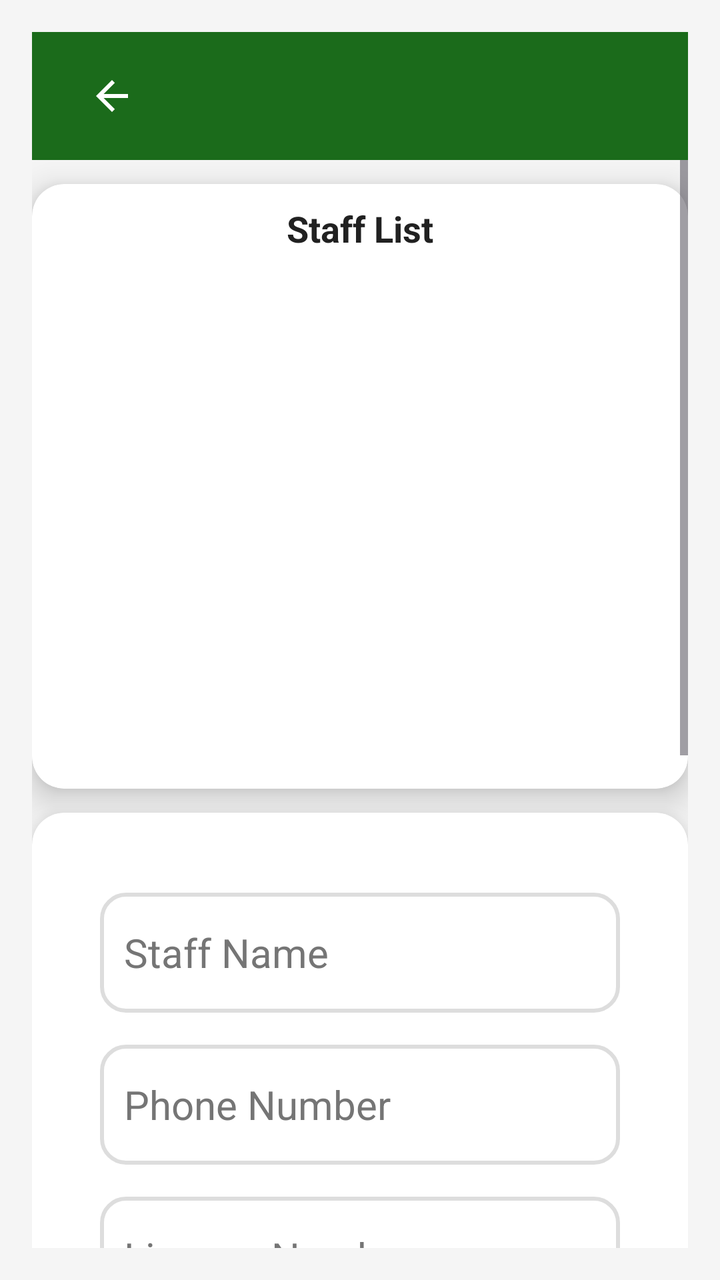
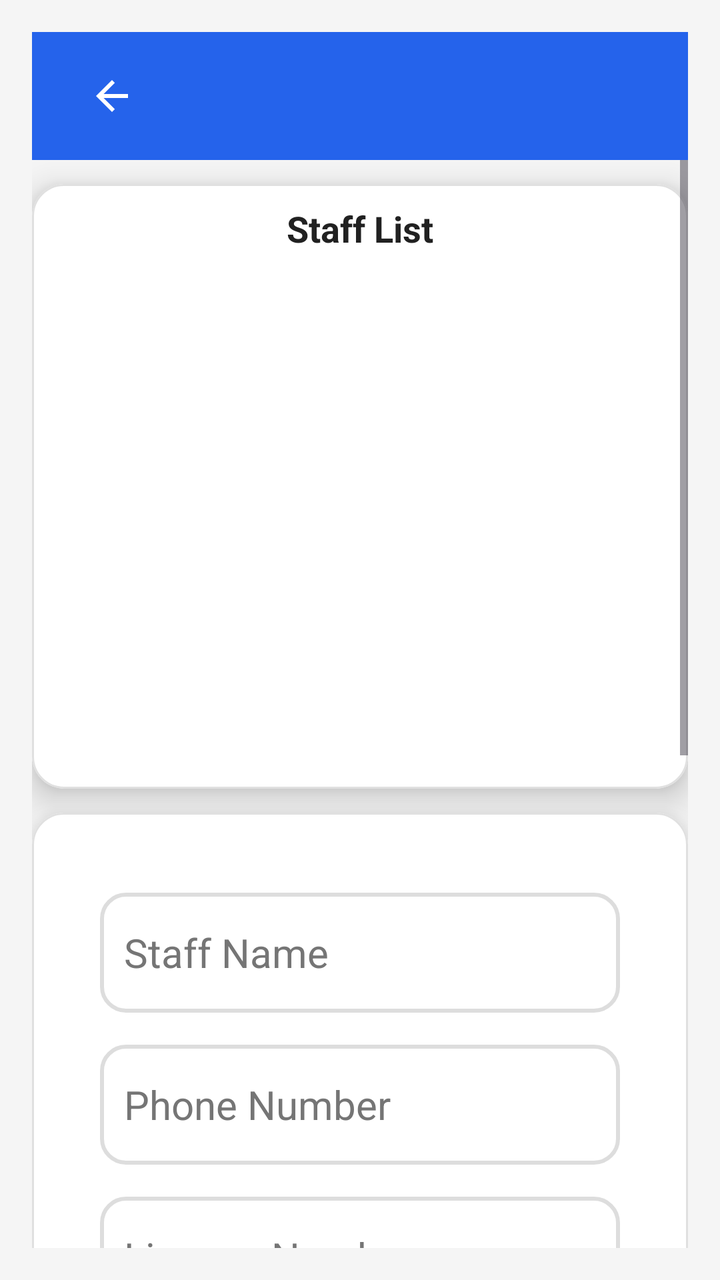

Before-and-after screenshots of an Android layout around one commit, followed by the original layout XML and the change that was made.
<!-- AndroidManifest.xml: application theme Theme.TransportApp -->
<!-- res/layout/activity_delete_staff.xml -->
<?xml version="1.0" encoding="utf-8"?>
<LinearLayout
    xmlns:android="http://schemas.android.com/apk/res/android"
    xmlns:app="http://schemas.android.com/apk/res-auto"
    android:layout_width="match_parent"
    android:layout_height="match_parent"
    android:orientation="vertical"
    android:background="@color/screen_background"
    android:padding="16dp">

    
    <include
        layout="@layout/toolbar"
        android:layout_width="match_parent"
        android:layout_height="?attr/actionBarSize" />

    
    <ScrollView
        android:layout_width="match_parent"
        android:layout_height="0dp"
        android:layout_weight="1"
        android:fillViewport="true">

        <LinearLayout
            android:layout_width="match_parent"
            android:layout_height="wrap_content"
            android:orientation="vertical">

            
            <com.google.android.material.card.MaterialCardView
                android:layout_width="match_parent"
                android:layout_height="wrap_content"
                android:layout_marginTop="12dp"
                android:backgroundTint="@color/surface"
                app:cardCornerRadius="16dp"
                app:cardElevation="10dp">

                <LinearLayout
                    android:layout_width="match_parent"
                    android:layout_height="wrap_content"
                    android:orientation="vertical"
                    android:padding="10dp">

                    <TextView
                        android:layout_width="wrap_content"
                        android:layout_height="wrap_content"
                        android:text="@string/staff_list"
                        android:textSize="18sp"
                        android:textStyle="bold"
                        android:textColor="@color/text_primary"
                        android:layout_gravity="center"
                        android:paddingBottom="8dp"/>

                    <androidx.recyclerview.widget.RecyclerView
                        android:id="@+id/driverRecyclerView"
                        android:layout_width="match_parent"
                        android:layout_height="250dp"
                        android:scrollbars="vertical"/>
                </LinearLayout>
            </com.google.android.material.card.MaterialCardView>

            
            <com.google.android.material.card.MaterialCardView
                android:layout_width="match_parent"
                android:layout_height="wrap_content"
                android:layout_marginTop="12dp"
                android:backgroundTint="@color/surface"
                app:cardCornerRadius="16dp"
                app:cardElevation="10dp">

                <LinearLayout
                    android:layout_width="match_parent"
                    android:layout_height="wrap_content"
                    android:orientation="vertical"
                    android:padding="24dp">

                    <EditText
                        android:id="@+id/driverNameInput"
                        android:layout_width="match_parent"
                        android:layout_height="60dp"
                        android:layout_marginTop="16dp"
                        android:layout_marginHorizontal="10dp"
                        android:background="@drawable/edittext_background"
                        android:hint="@string/hint_staff_name"
                        android:inputType="text"
                        android:padding="12dp"
                        android:textColor="@color/text_primary"
                        android:textColorHint="@color/text_hint"
                        android:textSize="20sp"
                        android:enabled="false" /> 

                    <EditText
                        android:id="@+id/driverPhoneInput"
                        android:layout_width="match_parent"
                        android:layout_height="60dp"
                        android:layout_marginTop="16dp"
                        android:layout_marginHorizontal="10dp"
                        android:background="@drawable/edittext_background"
                        android:hint="@string/hint_phone_number"
                        android:inputType="phone"
                        android:padding="12dp"
                        android:textColor="@color/text_primary"
                        android:textColorHint="@color/text_hint"
                        android:textSize="20sp"
                        android:enabled="false" />

                    <EditText
                        android:id="@+id/licenseNumberInput"
                        android:layout_width="match_parent"
                        android:layout_height="60dp"
                        android:layout_marginTop="16dp"
                        android:layout_marginHorizontal="10dp"
                        android:background="@drawable/edittext_background"
                        android:hint="@string/hint_license_number"
                        android:inputType="text"
                        android:padding="12dp"
                        android:textColor="@color/text_primary"
                        android:textColorHint="@color/text_hint"
                        android:textSize="20sp"
                        android:enabled="false" />

                    <Spinner
                        android:id="@+id/vehicleDropdown"
                        android:layout_width="match_parent"
                        android:layout_height="60dp"
                        android:layout_marginTop="16dp"
                        android:layout_marginHorizontal="10dp"
                        android:background="@drawable/edittext_background"
                        android:padding="12dp"
                        android:spinnerMode="dropdown"
                        android:enabled="false" />

                    <Spinner
                        android:id="@+id/routeDropdown"
                        android:layout_width="match_parent"
                        android:layout_height="60dp"
                        android:layout_marginTop="16dp"
                        android:layout_marginHorizontal="10dp"
                        android:background="@drawable/edittext_background"
                        android:padding="12dp"
                        android:spinnerMode="dropdown"
                        android:enabled="false" />

                    <RadioGroup
                        android:id="@+id/statusRadioGroup"
                        android:layout_width="match_parent"
                        android:layout_height="wrap_content"
                        android:layout_marginTop="16dp"
                        android:layout_marginHorizontal="10dp"
                        android:orientation="horizontal"
                        android:enabled="false">

                        <RadioButton
                            android:id="@+id/activeRadioButton"
                            android:layout_width="0dp"
                            android:layout_height="wrap_content"
                            android:layout_weight="1"
                            android:text="@string/active"
                            android:textSize="18sp"
                            android:textColor="@color/text_primary"
                            android:padding="8dp"
                            android:checked="true" />

                        <RadioButton
                            android:id="@+id/notActiveRadioButton"
                            android:layout_width="0dp"
                            android:layout_height="wrap_content"
                            android:layout_weight="1"
                            android:text="@string/not_active"
                            android:textSize="18sp"
                            android:textColor="@color/text_primary"
                            android:padding="8dp" />
                    </RadioGroup>

                    <RadioGroup
                        android:id="@+id/roleRadioGroup"
                        android:layout_width="match_parent"
                        android:layout_height="wrap_content"
                        android:layout_marginTop="16dp"
                        android:layout_marginHorizontal="10dp"
                        android:orientation="horizontal"
                        android:enabled="false">

                        <RadioButton
                            android:id="@+id/driverRadioButton"
                            android:layout_width="0dp"
                            android:layout_height="wrap_content"
                            android:layout_weight="1"
                            android:text="@string/driver"
                            android:textSize="18sp"
                            android:textColor="@color/text_primary"
                            android:padding="8dp"
                            android:checked="true" />

                        <RadioButton
                            android:id="@+id/attendantRadioButton"
                            android:layout_width="0dp"
                            android:layout_height="wrap_content"
                            android:layout_weight="1"
                            android:text="@string/attendant"
                            android:textSize="18sp"
                            android:textColor="@color/text_primary"
                            android:padding="8dp" />
                    </RadioGroup>

                    <Button
                        android:id="@+id/deleteStaffButton"
                        android:layout_width="match_parent"
                        android:layout_height="wrap_content"
                        android:layout_gravity="center"
                        android:layout_marginTop="24dp"
                        android:layout_marginBottom="10dp"
                        android:backgroundTint="@color/green"
                        android:padding="16dp"
                        android:text="@string/title_delete_staff"
                        android:textColor="@android:color/white"
                        android:textSize="18sp"
                        android:textStyle="bold"
                        app:cornerRadius="12dp" />
                </LinearLayout>
            </com.google.android.material.card.MaterialCardView>
        </LinearLayout>
    </ScrollView>
</LinearLayout>
<!-- res/layout/toolbar.xml (included above) -->
<?xml version="1.0" encoding="utf-8"?>
<com.google.android.material.appbar.MaterialToolbar xmlns:android="http://schemas.android.com/apk/res/android"
    xmlns:app="http://schemas.android.com/apk/res-auto"
    android:id="@+id/toolbar"
    android:layout_width="match_parent"
    android:layout_height="?attr/actionBarSize"
    android:background="@color/green"
    android:elevation="4dp"
    android:theme="@style/ThemeOverlay.AppCompat.Dark.ActionBar">

    <ImageButton
        android:id="@+id/backButton"
        android:layout_width="48dp"
        android:layout_height="48dp"
        android:layout_marginStart="12dp"
        android:background="@null"
        android:contentDescription="@string/back_button_desc"
        android:src="@drawable/baseline_arrow_back_24"
        app:tint="@android:color/white" />

    <TextView
        android:id="@+id/toolbar_title"
        android:layout_width="wrap_content"
        android:layout_height="wrap_content"
        android:layout_gravity="center"
        android:textColor="@android:color/white"
        android:textSize="22sp"
        android:textStyle="bold" />

    
    <ImageButton
        android:id="@+id/signOutButton"
        android:layout_width="48dp"
        android:layout_height="48dp"
        android:layout_gravity="end"
        android:layout_marginEnd="8dp"
        android:background="?attr/selectableItemBackgroundBorderless"
        android:contentDescription="@string/sign_out"
        android:src="@drawable/baseline_logout_24"
        android:visibility="gone"
        app:tint="@android:color/white" />
</com.google.android.material.appbar.MaterialToolbar>
<!-- resources referenced by this layout -->
<resources>
  <color name="green">#1B6B1B</color>
  <color name="screen_background">#F5F5F5</color>
  <color name="surface">#FFFFFF</color>
  <color name="text_hint">#757575</color>
  <color name="text_primary">#212121</color>
  <!-- drawable baseline_arrow_back_24 (drawable) -->
  <vector xmlns:android="http://schemas.android.com/apk/res/android" android:autoMirrored="true" android:height="24dp" android:tint="@color/text_secondary" android:viewportHeight="24" android:viewportWidth="24" android:width="24dp">
        
      <path android:fillColor="@android:color/white" android:pathData="M20,11H7.83l5.59,-5.59L12,4l-8,8 8,8 1.41,-1.41L7.83,13H20v-2z"/>
      
  </vector>
  <!-- drawable baseline_logout_24 (drawable) -->
  <vector xmlns:android="http://schemas.android.com/apk/res/android" android:autoMirrored="true" android:height="24dp" android:tint="@color/white" android:viewportHeight="24" android:viewportWidth="24" android:width="24dp">
      <path android:fillColor="@android:color/white" android:pathData="M17,7l-1.41,1.41L18.17,11H8v2h10.17l-2.58,2.58L17,17l5,-5zM4,5h8V3H4c-1.1,0 -2,0.9 -2,2v14c0,1.1 0.9,2 2,2h8v-2H4V5z"/>
  </vector>
  <!-- drawable edittext_background (drawable) -->
  <?xml version="1.0" encoding="utf-8"?>
  <shape xmlns:android="http://schemas.android.com/apk/res/android">
      <solid android:color="@color/surface" />
      <corners android:radius="12dp" />
      <stroke android:width="2dp" android:color="@color/border_light" />
  </shape>
  <string name="active">Active</string>
  <string name="attendant">Attendant</string>
  <string name="back_button_desc">Navigate back</string>
  <string name="driver">Driver</string>
  <string name="hint_license_number">License Number</string>
  <string name="hint_phone_number">Phone Number</string>
  <string name="hint_staff_name">Staff Name</string>
  <string name="not_active">Not Active</string>
  <string name="sign_out">Sign out</string>
  <string name="staff_list">Staff List</string>
  <string name="title_delete_staff">Delete Staff</string>
  <style name="Theme.TransportApp" parent="Base.Theme.TransportApp" />
  <color name="text_secondary">#616161</color>
  <color name="white">#FFFFFFFF</color>
  <color name="border_light">#DDDDDD</color>
  <style name="Base.Theme.TransportApp" parent="Theme.Material3.DayNight.NoActionBar">
          
          <item name="colorPrimary">@color/green</item>
          <item name="colorOnPrimary">@color/white</item>
          <item name="colorSecondary">@color/accent_orange</item>
          <item name="colorOnSecondary">@color/white</item>
          
          <item name="materialCardViewStyle">@style/Widget.Material3.CardView.Elevated</item>
      </style>
  <color name="accent_orange">#B45309</color>
</resources>

<!-- the commit's change to res/layout/activity_delete_staff.xml (unified diff, before → after) -->
@@ -210,7 +210,7 @@
                         android:layout_gravity="center"
                         android:layout_marginTop="24dp"
                         android:layout_marginBottom="10dp"
-                        android:backgroundTint="@color/green"
+                        android:backgroundTint="@color/brand_primary"
                         android:padding="16dp"
                         android:text="@string/title_delete_staff"
                         android:textColor="@android:color/white"
@@ -229,7 +229,7 @@
     android:id="@+id/toolbar"
     android:layout_width="match_parent"
     android:layout_height="?attr/actionBarSize"
-    android:background="@color/green"
+    android:background="@color/brand_primary"
     android:elevation="4dp"
     android:theme="@style/ThemeOverlay.AppCompat.Dark.ActionBar">
 
<!-- resource entries referenced after the edit -->
@@ -1,6 +1,6 @@
 <!-- resources referenced by this layout -->
 <resources>
-  <color name="green">#1B6B1B</color>
+  <color name="brand_primary">#2563EB</color>
   <color name="screen_background">#F5F5F5</color>
   <color name="surface">#FFFFFF</color>
   <color name="text_hint">#757575</color>
@@ -38,14 +38,32 @@
   <color name="white">#FFFFFFFF</color>
   <color name="border_light">#DDDDDD</color>
   <style name="Base.Theme.TransportApp" parent="Theme.Material3.DayNight.NoActionBar">
-          
-          <item name="colorPrimary">@color/green</item>
-          <item name="colorOnPrimary">@color/white</item>
+          <item name="colorPrimary">@color/theme_primary</item>
+          <item name="colorOnPrimary">@color/theme_on_primary</item>
+          <item name="colorPrimaryContainer">@color/theme_primary_container</item>
+          <item name="colorOnPrimaryContainer">@color/theme_on_primary_container</item>
           <item name="colorSecondary">@color/accent_orange</item>
           <item name="colorOnSecondary">@color/white</item>
+          <item name="colorSurfaceVariant">@color/surface_variant</item>
+          <item name="colorOutlineVariant">@color/outline_card</item>
           
-          <item name="materialCardViewStyle">@style/Widget.Material3.CardView.Elevated</item>
+          <item name="materialCardViewStyle">@style/Widget.Transport.Card</item>
       </style>
+  <color name="theme_primary">#2563EB</color>
+  <color name="theme_on_primary">#FFFFFF</color>
+  <color name="theme_primary_container">#DBEAFE</color>
+  <color name="theme_on_primary_container">#1E3A8A</color>
   <color name="accent_orange">#B45309</color>
+  <color name="surface_variant">#F1F3F4</color>
+  <color name="outline_card">#E0E0E0</color>
+  <style name="Widget.Transport.Card" parent="Widget.Material3.CardView.Elevated">
+          <item name="cardCornerRadius">@dimen/radius_l</item>
+          <item name="cardElevation">@dimen/card_elevation_default</item>
+          <item name="strokeColor">@color/outline_card</item>
+          <item name="strokeWidth">1dp</item>
+          <item name="cardBackgroundColor">@color/surface</item>
+      </style>
+  <dimen name="radius_l">16dp</dimen>
+  <dimen name="card_elevation_default">2dp</dimen>
 </resources>
 
